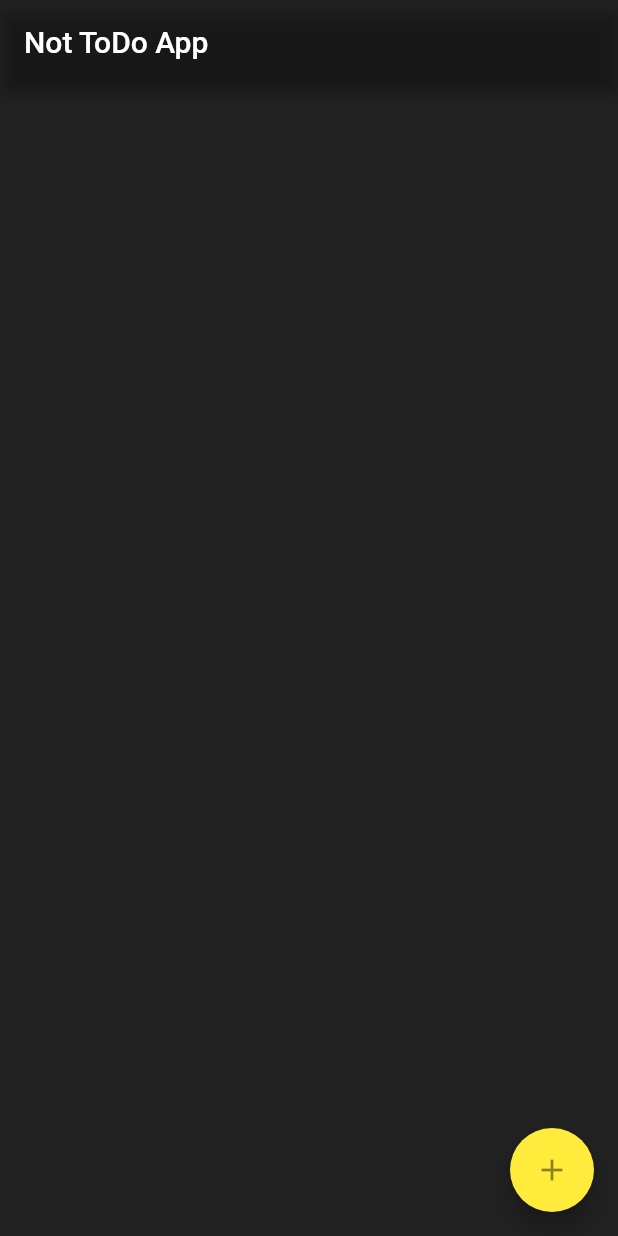
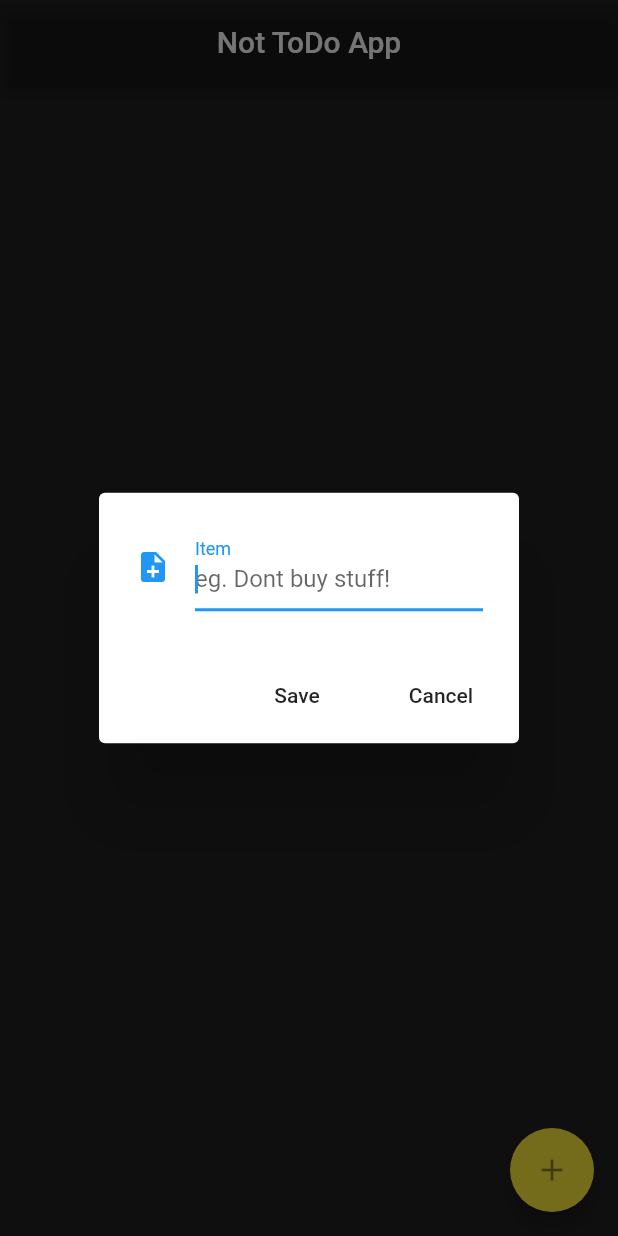
Before and after one commit to PixelA/not_todo, a Flutter app: the screen it shows after launch, after a tap on the "add" icon, on a phone screen of 412 x 824 dp. Run offline on Flutter 3.47's test engine with Material 2 defaults, Android fonts, the phone set to English and light mode, and no system bars; our stand-ins replace sqflite; accounts and stored records are empty.

```diff
--- a/lib/ui/home.dart
+++ b/lib/ui/home.dart
@@ -10,6 +10,8 @@ class Home extends StatelessWidget {
       appBar: new AppBar(
         title: Text("Not ToDo App"),
         backgroundColor: Colors.black87,
+        centerTitle: true,
+
       ),
       body: new NotToDoScreen(),
     );
--- a/lib/ui/nottodoscreen.dart
+++ b/lib/ui/nottodoscreen.dart
@@ -1,4 +1,6 @@
 import 'package:flutter/material.dart';
+import 'package:not_todo/model/nodo_item.dart';
+import 'package:not_todo/util/database_client.dart';
 
 
 
@@ -8,6 +10,18 @@ class NotToDoScreen extends StatefulWidget {
 }
 
 class _NotToDoScreenState extends State<NotToDoScreen> {
+  final TextEditingController _textEditingController = new TextEditingController();
+  var db = new DatabaseHelper();
+
+  void _handleSubmitted(String text) async {
+    _textEditingController.clear();
+
+    NoDoItem noDoItem = new NoDoItem(text, DateTime.now().toIso8601String());
+
+    int savedItemId = await db.saveItem(noDoItem);
+
+    print("Item saved id: $savedItemId");
+  }
   @override
   Widget build(BuildContext context) {
     return Scaffold(
@@ -26,5 +40,37 @@ class _NotToDoScreenState extends State<NotToDoScreen> {
   }
 
   void _showFormDialog() {
+    var alert = new AlertDialog(
+      content: new Row(
+        children: <Widget>[
+          new Expanded(
+              child: new TextField(
+                controller: _textEditingController,
+                autofocus: true,
+                decoration: new InputDecoration(
+                  labelText: "Item",
+                  hintText: "eg. Dont buy stuff!",
+                  icon: new Icon(Icons.note_add),
+
+                ),
+              ))
+        ],
+
+      ),
+    actions: <Widget>[
+      new FlatButton(
+          onPressed: () {
+            _handleSubmitted(_textEditingController.text);
+            _textEditingController.clear();
+          }, child: Text("Save"),),
+      new FlatButton(onPressed: () => Navigator.pop(context),
+          child: Text("Cancel")),
+    ],
+    );
+
+    showDialog(context: context,
+      builder: (_) {
+          return alert;
+      });
   }
 }
```
